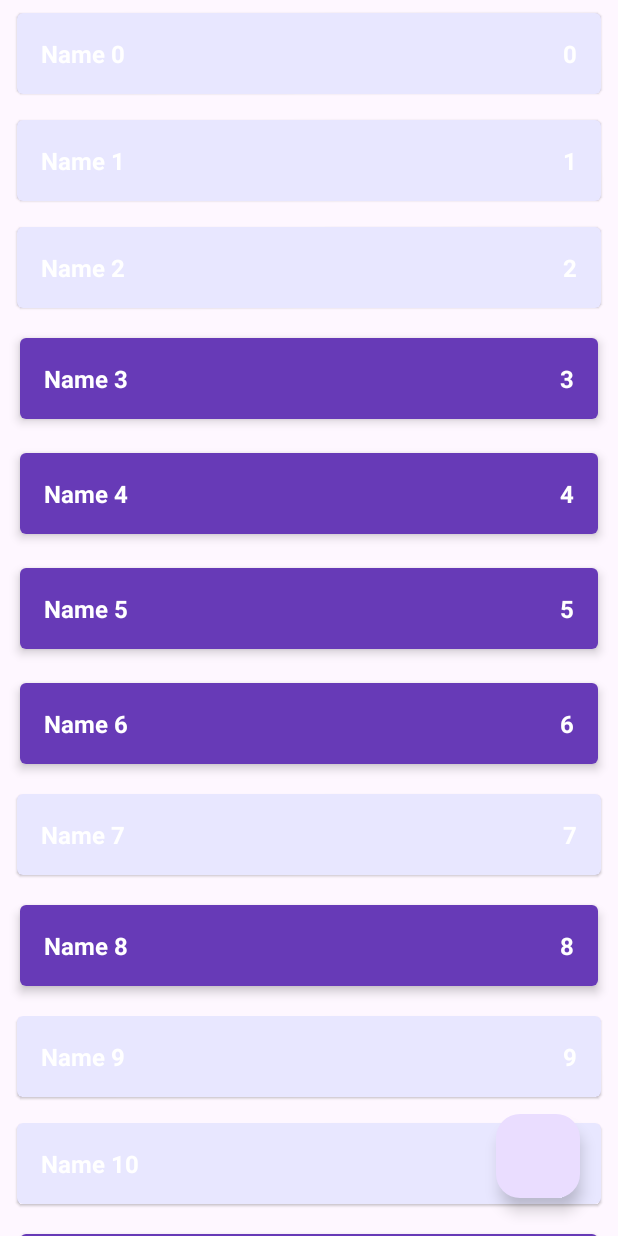
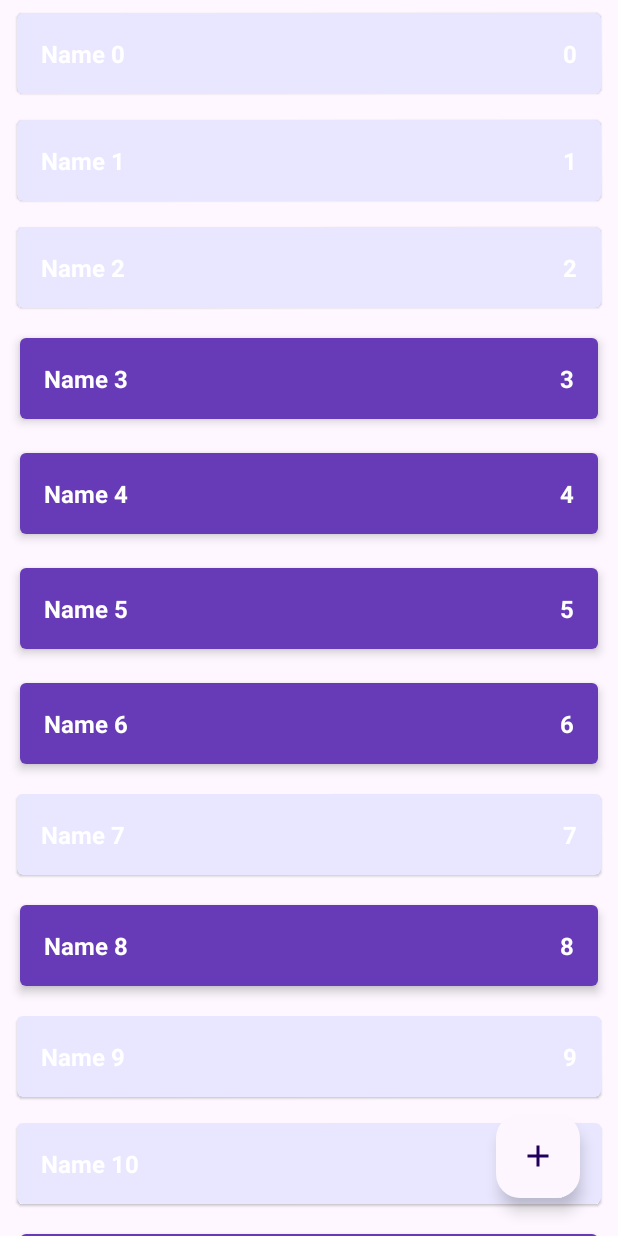
Before and after one commit to gipnozhard/ShoppingList, an Android app: the screen it shows after launch (MainActivity), on a phone screen of 412 x 824 dp. Run offline under Robolectric (Android 15) with nearby library versions, the phone set to English and light mode, and no system bars.

Commit message:
Поправка пар ошибок.

```diff
--- a/app/build.gradle.kts
+++ b/app/build.gradle.kts
@@ -5,7 +5,7 @@ plugins {
 
 android {
     namespace = "com.example.shoppinglist"
-    compileSdk = 33
+    compileSdk = 34
 
     defaultConfig {
         applicationId = "com.example.shoppinglist"
@@ -37,9 +37,9 @@ android {
 
 dependencies {
 
-    implementation("androidx.core:core-ktx:1.9.0")
+    implementation("androidx.core:core-ktx:1.10.1")
     implementation("androidx.appcompat:appcompat:1.6.1")
-    implementation("com.google.android.material:material:1.9.0")
+    implementation("com.google.android.material:material:1.11.0-alpha02")
     implementation("androidx.constraintlayout:constraintlayout:2.1.4")
     testImplementation("junit:junit:4.13.2")
     androidTestImplementation("androidx.test.ext:junit:1.1.5")
--- a/app/src/main/java/com/example/shoppinglist/presentation/ShopListAdapter.kt
+++ b/app/src/main/java/com/example/shoppinglist/presentation/ShopListAdapter.kt
@@ -20,7 +20,6 @@ class ShopListAdapter: RecyclerView.Adapter<ShopListAdapter.ShopItemViewHolder>(
             val diffResult = DiffUtil.calculateDiff(callback)
             diffResult.dispatchUpdatesTo(this)
             field = value
-            //notifyDataSetChanged()
         }
 
     var onShopItemLongClickListener: ((ShopItem) -> Unit)? = null
@@ -54,14 +53,20 @@ class ShopListAdapter: RecyclerView.Adapter<ShopListAdapter.ShopItemViewHolder>(
         super.onViewRecycled(viewHolder)
         viewHolder.tvName.text = ""
         viewHolder.tvCount.text = ""
-        viewHolder.tvName.setTextColor(ContextCompat.getColor(viewHolder.view.context, android.R.color.white))
+        viewHolder.tvName.setTextColor(
+            ContextCompat.getColor(
+                viewHolder.view.context,
+                android.R.color.white
+            )
+        )
     }
 
     override fun onBindViewHolder(viewHolder: ShopItemViewHolder, position: Int) {
         Log.d("ShopListAdapter","onBindViewHolder, count: ${++count}")
         val shopItem = shopList[position]
-        viewHolder.view.setOnClickListener {
+        viewHolder.view.setOnLongClickListener {
             onShopItemLongClickListener?.invoke(shopItem)
+            true
         }
         viewHolder.view.setOnClickListener {
             onShopItemClickListener?.invoke(shopItem)
@@ -70,7 +75,7 @@ class ShopListAdapter: RecyclerView.Adapter<ShopListAdapter.ShopItemViewHolder>(
         viewHolder.tvCount.text = shopItem.count.toString()
     }
 
-    class ShopItemViewHolder(val view: View): RecyclerView.ViewHolder(view) {
+    class ShopItemViewHolder(val view: View) : RecyclerView.ViewHolder(view) {
         val tvName = view.findViewById<TextView>(R.id.tv_name)
         val tvCount = view.findViewById<TextView>(R.id.tv_count)
     }
--- a/app/src/main/res/layout/activity_main.xml
+++ b/app/src/main/res/layout/activity_main.xml
@@ -23,15 +23,17 @@
         android:id="@+id/button_add_shop_item"
         android:layout_width="wrap_content"
         android:layout_height="wrap_content"
-        android:layout_marginEnd="25dp"
+        android:layout_marginRight="25dp"
         android:layout_marginBottom="25dp"
         android:clickable="true"
-        android:contentDescription="Add new shop item"
+        android:contentDescription="@string/add_new_shop_item"
         android:focusable="true"
+        android:src="@drawable/ic_add"
+        android:tint="@color/design_default_color_secondary"
+        app:backgroundTint="#FDF6FE"
         app:layout_constraintBottom_toBottomOf="parent"
-        app:layout_constraintEnd_toEndOf="parent"
-        tools:layout_constrainBottom_toBottomOf="parent"
-        tools:layout_constrainEnd_toEndOf="parent"
-        tools:srcCompat="@drawable/ic_add" />
+        app:layout_constraintRight_toRightOf="parent" />
+
+
 
 </androidx.constraintlayout.widget.ConstraintLayout>
--- a/app/src/main/res/values/strings.xml
+++ b/app/src/main/res/values/strings.xml
@@ -1,3 +1,4 @@
 <resources>
     <string name="app_name">ShoppingList</string>
+    <string name="add_new_shop_item">Add new shop item</string>
 </resources>
```
